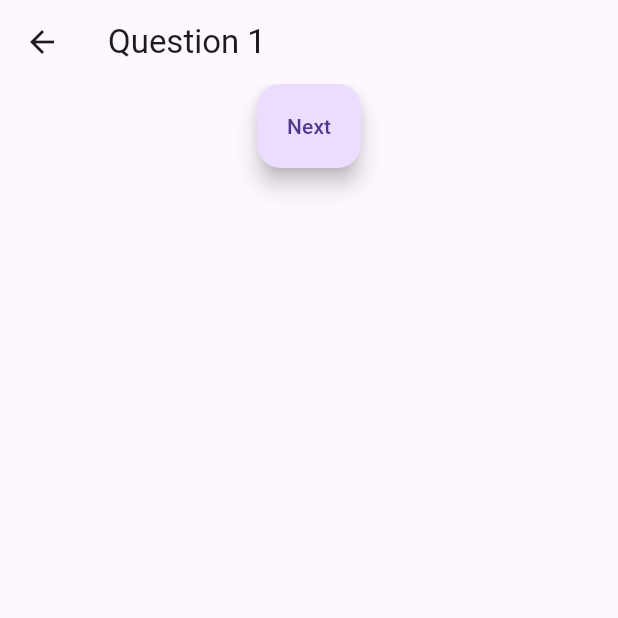
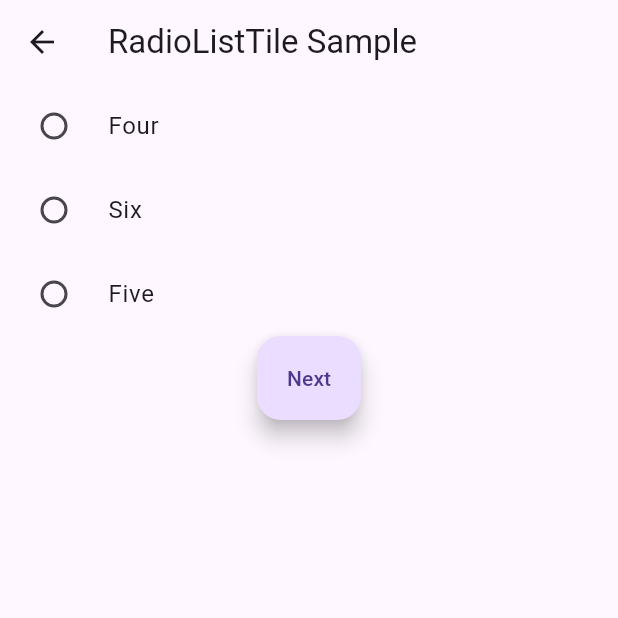
Before and after one commit to De4nWhit3/flutter_task8, a Flutter app: the screen it shows after launch, after a tap on "Disney", on a phone screen of 412 x 824 dp, the top half of it. Run offline on Flutter 3.47's test engine with Material 2 defaults, Android fonts, the phone set to English and light mode, and no system bars.

Commit message:
added active radio button code

```diff
--- a/lib/main.dart
+++ b/lib/main.dart
@@ -1,7 +1,5 @@
 import 'package:flutter/material.dart';
 import 'package:flutter_task8/question_class.dart';
-import 'package:flutter_task8/question_page.dart';
-import 'package:flutter_task8/result_page.dart';
 
 void main() {
   runApp(const MyApp());
@@ -18,11 +16,7 @@
         useMaterial3: true,
       ),
       initialRoute: '/',
-      routes: <String, WidgetBuilder>{
-        '/': (BuildContext context) => const MyHomePage(),
-        '/questions': (BuildContext context) => const QuestionPage(),
-        '/result': (BuildContext context) => const ResultPage(),
-      },
+      home: const MyHomePage(),
     );
   }
 }
@@ -37,6 +31,8 @@
 class _MyHomePageState extends State<MyHomePage> {
   static const MaterialColor fontsColor = Colors.brown;
   static const Color buttonBackground = Colors.yellow;
+  Game gameQuestions = Game();
+
   @override
   Widget build(BuildContext context) {
     return Scaffold(
@@ -60,13 +56,21 @@
               height: 30,
             ),
             FloatingActionButton.extended(
+              heroTag: 'disneyQuestions',
               backgroundColor: buttonBackground,
               foregroundColor: fontsColor,
               icon: const Icon(Icons.star),
               label: const Text(style: TextStyle(fontSize: 25), 'Disney'),
               onPressed: () {
                 setState(() {
-                  Navigator.of(context).pushNamed('/questions');
+                  List<Question> questions = gameQuestions.questions['Disney']!;
+
+                  for (int i = 0; i < questions.length; i++) {
+                    Navigator.push(context,
+                        MaterialPageRoute(builder: (BuildContext context) {
+                      return RadioQuestion(question: questions[i]);
+                    }));
+                  }
                 });
               },
             ),
@@ -74,13 +78,14 @@
               height: 20,
             ),
             FloatingActionButton.extended(
+              heroTag: 'PixarQuestions',
               backgroundColor: buttonBackground,
               foregroundColor: fontsColor,
               icon: const Icon(Icons.ac_unit),
               label: const Text(style: TextStyle(fontSize: 25), 'Pixar'),
               onPressed: () {
                 setState(() {
-                  Navigator.of(context).pushNamed('/questions');
+                  // TODO: Display questions
                 });
               },
             ),
@@ -131,3 +136,60 @@
         .add(Question(question: question, answers: answers, category: disney));
   }
 }
+
+class RadioQuestion extends StatefulWidget {
+  final Question question;
+  const RadioQuestion({super.key, required this.question});
+
+  @override
+  State<RadioQuestion> createState() => _RadioQuestionState();
+}
+
+class _RadioQuestionState extends State<RadioQuestion> {
+  String? selectedAnswer;
+  @override
+  Widget build(BuildContext context) {
+    return Scaffold(
+      appBar: AppBar(title: const Text('RadioListTile Sample')),
+      body: Column(
+        children: <Widget>[
+          RadioListTile<String>(
+            value: widget.question.answers[0].answer,
+            groupValue: selectedAnswer,
+            onChanged: (String? value) {
+              setState(() {
+                selectedAnswer = value;
+              });
+            },
+            title: Text(widget.question.answers[0].answer),
+          ),
+          RadioListTile<String>(
+            value: widget.question.answers[1].answer,
+            groupValue: selectedAnswer,
+            onChanged: (String? value) {
+              setState(() {
+                selectedAnswer = value;
+              });
+            },
+            title: Text(widget.question.answers[1].answer),
+          ),
+          RadioListTile<String>(
+            value: widget.question.answers[2].answer,
+            groupValue: selectedAnswer,
+            onChanged: (String? value) {
+              setState(() {
+                selectedAnswer = value;
+              });
+            },
+            title: Text(widget.question.answers[2].answer),
+          ),
+          FloatingActionButton.extended(
+              onPressed: () {
+                Navigator.of(context).pop();
+              },
+              label: const Text('Next'))
+        ],
+      ),
+    );
+  }
+}
--- a/lib/question_class.dart
+++ b/lib/question_class.dart
@@ -2,7 +2,6 @@ class Question {
   String question;
   String category;
   List<Answer> answers;
-  bool? answeredCorrectly;
 
   Question(
       {required this.question, required this.answers, required this.category});
--- a/lib/question_page.dart
+++ /dev/null
@@ -1,32 +0,0 @@
-import 'package:flutter/material.dart';
-
-class QuestionPage extends StatefulWidget {
-  const QuestionPage({super.key});
-
-  @override
-  State<QuestionPage> createState() => _QuestionPageState();
-}
-
-class _QuestionPageState extends State<QuestionPage> {
-  int questionNr = 1;
-
-  @override
-  Widget build(BuildContext context) {
-    return Scaffold(
-      appBar: AppBar(
-        title: Text('Question $questionNr'),
-      ),
-      body: Center(
-        child: Column(
-          children: <Widget>[
-            FloatingActionButton.extended(
-                label: const Text("Next"),
-                onPressed: () {
-                  // navigate back and return true/false if the question was answered correctly
-                }),
-          ],
-        ),
-      ),
-    );
-  }
-}
```
Also changed, not shown: lib/questions_class.dart (deleted, +0 -43 lines), lib/result_page.dart (deleted, +0 -14 lines).
